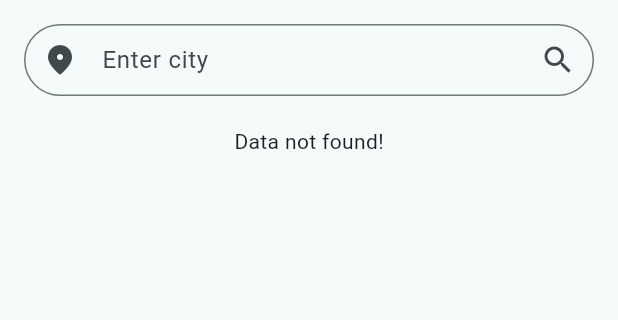
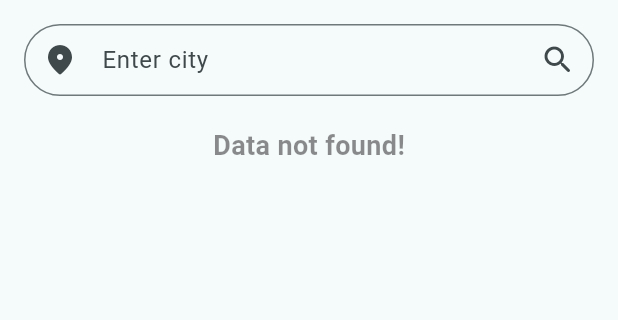
Before and after one commit to hirdeshx01/weather_forecast, a Flutter app: the screen it shows after launch, on a phone screen of 412 x 824 dp, the part 84-404 px from its top. Run offline on Flutter 3.47's test engine with Material 3 defaults, Android fonts, the phone set to English and light mode, and no system bars; our stand-ins replace google_fonts, hive_flutter, shared_preferences; accounts and stored records are empty; Roboto replaces fonts that are missing (Questrial).

Commit message:
add icon button and improve data not found message

```diff
--- a/lib/screens/home_screen.dart
+++ b/lib/screens/home_screen.dart
@@ -79,12 +79,17 @@ class _HomeScreenState extends State<HomeScreen> {
             TextField(
               controller: _cityController,
               decoration: InputDecoration(
-                contentPadding: const EdgeInsets.symmetric(horizontal: 30),
+                contentPadding: const EdgeInsets.symmetric(horizontal: 50),
                 border: OutlineInputBorder(
                   borderRadius: BorderRadius.circular(30),
                 ),
                 labelText: 'Enter city',
-                suffixIcon: const Icon(Icons.search),
+                suffixIcon: IconButton(
+                  onPressed: () {
+                    _fetchWeather(_cityController.text);
+                  },
+                  icon: const Icon(Icons.search_rounded),
+                ),
                 prefixIcon: const Icon(Icons.location_on_rounded),
               ),
               onSubmitted: _fetchWeather,
@@ -141,7 +146,16 @@ class _HomeScreenState extends State<HomeScreen> {
                           ),
                         ],
                       )
-                    : const Text('Data not found!'),
+                    : const Center(
+                        child: Text(
+                          'Data not found!',
+                          style: TextStyle(
+                            fontSize: 18,
+                            fontWeight: FontWeight.bold,
+                            color: Colors.black45,
+                          ),
+                        ),
+                      ),
             if (_forecast != null) ...[
               const SizedBox(height: 20),
               const Text('5-Day Forecast:'),
```
